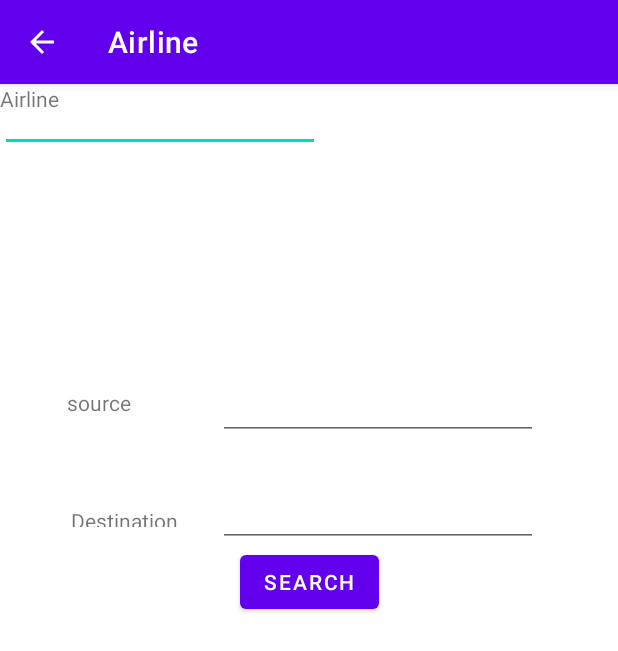
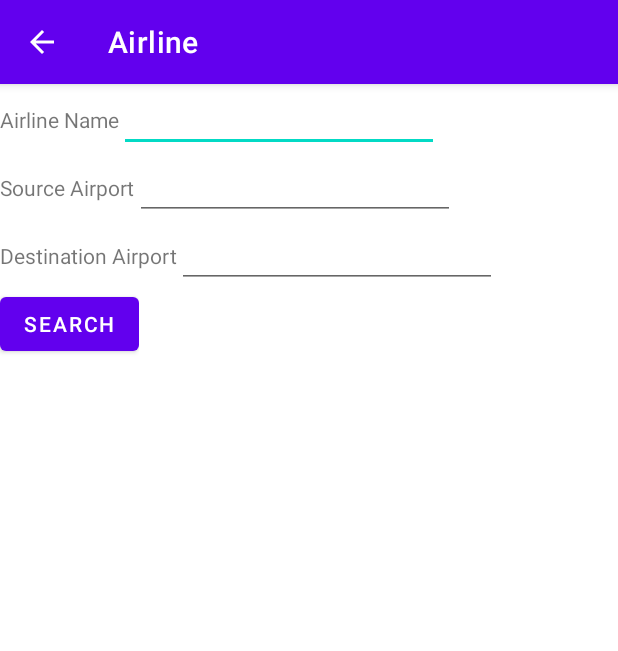
Before and after one commit to SayleeMJ/CS-510Adv-Java-sjagtap, an Android app: the SearchAirline screen opened directly, with no data from a screen before it, on a phone screen of 412 x 824 dp. Shown: the top 651 px of the screen. Run offline under Robolectric (Android 15) with nearby library versions, the phone set to English and light mode, and no system bars.

Commit message:
Airline search code, help and read me

```diff
--- a/airline-android/app/src/main/res/layout/activity_menu.xml
+++ b/airline-android/app/src/main/res/layout/activity_menu.xml
@@ -90,7 +90,7 @@
                 android:id="@+id/btHelp"
                 android:layout_width="100pt"
                 android:layout_height="wrap_content"
-                android:onClick="readMe"
+                android:onClick="help"
                 android:text="Help" />
 
         </LinearLayout>
--- a/airline-android/app/src/main/res/layout/activity_search_airline.xml
+++ b/airline-android/app/src/main/res/layout/activity_search_airline.xml
@@ -7,82 +7,84 @@
     android:scrollbars="vertical"
     tools:context=".SearchAirline">
 
-    <TextView
-        android:id="@+id/destSearchInput"
-        android:layout_width="90dp"
-        android:layout_height="14dp"
-        android:text="Destination"
-        app:layout_constraintBottom_toBottomOf="parent"
-        app:layout_constraintEnd_toEndOf="parent"
-        app:layout_constraintHorizontal_bias="0.148"
-        app:layout_constraintStart_toStartOf="parent"
-        app:layout_constraintTop_toTopOf="parent"
-        app:layout_constraintVertical_bias="0.373" />
+    <LinearLayout
+        android:layout_width="match_parent"
+        android:layout_height="match_parent"
+        android:orientation="vertical">
+
+        <LinearLayout
+            android:layout_width="wrap_content"
+            android:layout_height="wrap_content"
+            android:orientation="horizontal">
 
             <TextView
-        android:id="@+id/textView10"
-        android:layout_width="82dp"
-        android:layout_height="0dp"
-        android:text="Airline"
-        tools:layout_editor_absoluteX="39dp"
-        tools:layout_editor_absoluteY="118dp" />
+                android:id="@+id/tvAirlineName"
+                android:layout_width="wrap_content"
+                android:layout_height="wrap_content"
+                android:layout_weight="1"
+                android:text="Airline Name" />
 
             <EditText
-        android:id="@+id/airlineSearchInput"
+                android:id="@+id/etAirlineName"
                 android:layout_width="wrap_content"
                 android:layout_height="wrap_content"
                 android:ems="10"
-        android:inputType="textPersonName"
-        tools:layout_editor_absoluteX="147dp"
-        tools:layout_editor_absoluteY="106dp" />
+                android:inputType="textPersonName" />
+        </LinearLayout>
 
-    <Button
-        android:id="@+id/button6"
+        <LinearLayout
             android:layout_width="wrap_content"
             android:layout_height="wrap_content"
-        android:layout_marginTop="308dp"
-        android:onClick="onSearch"
-        android:text="Search"
-        app:layout_constraintEnd_toEndOf="parent"
-        app:layout_constraintStart_toStartOf="parent"
-        app:layout_constraintTop_toTopOf="parent" />
+            android:orientation="horizontal">
 
             <TextView
-        android:id="@+id/sourceSearchInput"
-        android:layout_width="62dp"
-        android:layout_height="35dp"
-        android:text="source"
-        app:layout_constraintBottom_toBottomOf="parent"
-        app:layout_constraintEnd_toEndOf="parent"
-        app:layout_constraintHorizontal_bias="0.128"
-        app:layout_constraintStart_toStartOf="parent"
-        app:layout_constraintTop_toTopOf="parent"
-        app:layout_constraintVertical_bias="0.277" />
+                android:id="@+id/tvSourceAirport"
+                android:layout_width="wrap_content"
+                android:layout_height="wrap_content"
+                android:layout_weight="1"
+                android:text="Source Airport" />
 
             <EditText
-        android:id="@+id/editTextTextPersonName2"
+                android:id="@+id/etSourceAirport"
                 android:layout_width="wrap_content"
                 android:layout_height="wrap_content"
                 android:ems="10"
-        android:inputType="textPersonName"
-        app:layout_constraintBottom_toBottomOf="parent"
-        app:layout_constraintEnd_toEndOf="parent"
-        app:layout_constraintHorizontal_bias="0.731"
-        app:layout_constraintStart_toStartOf="parent"
-        app:layout_constraintTop_toTopOf="parent"
-        app:layout_constraintVertical_bias="0.266" />
+                android:inputType="textPersonName" />
+        </LinearLayout>
+
+        <LinearLayout
+            android:layout_width="wrap_content"
+            android:layout_height="wrap_content"
+            android:orientation="horizontal">
+
+            <TextView
+                android:id="@+id/tvDestinationAirport"
+                android:layout_width="wrap_content"
+                android:layout_height="wrap_content"
+                android:layout_weight="1"
+                android:text="Destination Airport" />
 
             <EditText
-        android:id="@+id/editTextTextPersonName3"
+                android:id="@+id/etDestinationAirport"
                 android:layout_width="wrap_content"
                 android:layout_height="wrap_content"
                 android:ems="10"
-        android:inputType="textPersonName"
-        app:layout_constraintBottom_toBottomOf="parent"
-        app:layout_constraintEnd_toEndOf="parent"
-        app:layout_constraintHorizontal_bias="0.731"
-        app:layout_constraintStart_toStartOf="parent"
-        app:layout_constraintTop_toTopOf="parent"
-        app:layout_constraintVertical_bias="0.364" />
+                android:inputType="textPersonName" />
+
+        </LinearLayout>
+
+        <LinearLayout
+            android:layout_width="wrap_content"
+            android:layout_height="wrap_content"
+            android:orientation="horizontal">
+
+            <Button
+                android:id="@+id/btSearch"
+                android:layout_width="wrap_content"
+                android:layout_height="wrap_content"
+                android:onClick="onSearch"
+                android:text="Search" />
+        </LinearLayout>
+    </LinearLayout>
 
 </androidx.constraintlayout.widget.ConstraintLayout>
```
Also changed, not shown: airline-android/app/src/main/java/edu/pdx/cs410J/sjagtap/MenuActivity.java (+8 -0 lines), airline-android/app/src/main/java/edu/pdx/cs410J/sjagtap/PrettyPrintActivity.java (+90 -15 lines), airline-android/app/src/main/java/edu/pdx/cs410J/sjagtap/SearchAirline.java (+13 -30 lines). Lines whose indentation alone changed are shown as unchanged.
